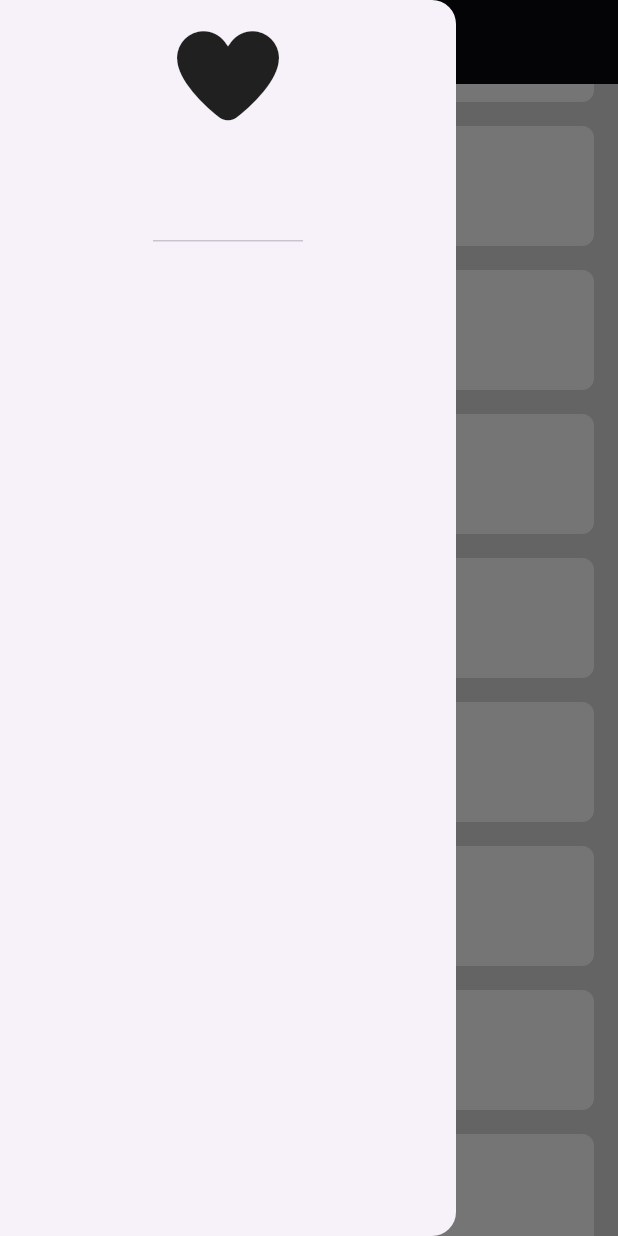
After one commit to Mina8496/adaptaive_layout_practice, a Flutter app: the screen it shows after launch, scrolled down 576 dp, after a tap on the "menu" icon, on a phone screen of 412 x 824 dp. The commit adds this screen. Run offline on Flutter 3.47's test engine with Material 3 defaults, Android fonts, the phone set to English and light mode, and no system bars; our stand-ins replace font_awesome_flutter.

Commit message:
add fontAwesomeIcons and create custom_drawer

```diff
--- a/lib/pages/home_page.dart
+++ b/lib/pages/home_page.dart
@@ -1,16 +1,31 @@
+import 'package:adaptaive_layout_practice/pages/widgets/custom_drawer.dart';
 import 'package:adaptaive_layout_practice/pages/widgets/home_page_body.dart';
 import 'package:flutter/material.dart';
 
-class HomePage extends StatelessWidget {
+class HomePage extends StatefulWidget {
   const HomePage({super.key});
+
+  @override
+  State<HomePage> createState() => _HomePageState();
+}
+
+class _HomePageState extends State<HomePage> {
+  GlobalKey<ScaffoldState> scaffoldKey = GlobalKey();
 
   @override
   Widget build(BuildContext context) {
     return Scaffold(
+      key: scaffoldKey,
+      drawer: CustomDrawer(),
       backgroundColor: Color(0xffDBDBDB),
       appBar: AppBar(
         backgroundColor: Colors.black,
-        leading: Icon(Icons.menu, color: Colors.white),
+        leading: IconButton(
+          onPressed: () {
+            scaffoldKey.currentState!.openDrawer();
+          },
+          icon: Icon(Icons.menu, color: Colors.white),
+        ),
       ),
       body: HomePageBody(),
     );
--- /dev/null
+++ b/lib/pages/widgets/custom_drawer.dart
@@ -0,0 +1,17 @@
+import 'package:flutter/material.dart';
+import 'package:font_awesome_flutter/font_awesome_flutter.dart';
+
+class CustomDrawer extends StatelessWidget {
+  const CustomDrawer({super.key});
+
+  @override
+  Widget build(BuildContext context) {
+    return const Drawer(
+      child: Column(
+        children: [
+          DrawerHeader(child: FaIcon(FontAwesomeIcons.solidHeart, size: 68)),
+        ],
+      ),
+    );
+  }
+}
--- a/pubspec.yaml
+++ b/pubspec.yaml
@@ -34,6 +34,7 @@ dependencies:
   # The following adds the Cupertino Icons font to your application.
   # Use with the CupertinoIcons class for iOS style icons.
   cupertino_icons: ^1.0.8
+  font_awesome_flutter: ^11.0.0
 
 dev_dependencies:
   flutter_test:
```
Also changed, not shown: pubspec.lock.
